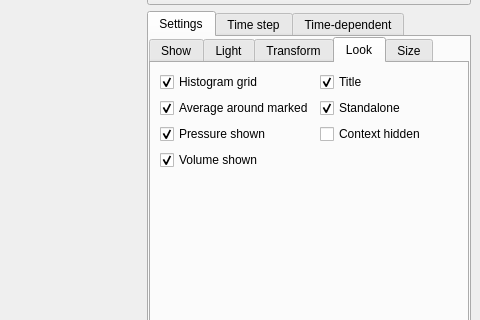
Before: the Qt Designer form MainWindow.ui in danlipsa/foamvis, drawn with Qt 5; both pictures show x 563 to 1043 and y 125 to 445 of the 1043 by 596 pixel window.
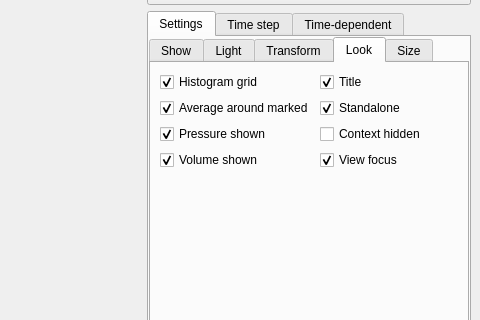
After: the same form once the commit is applied. The open tabs and pages were chosen to show the change. Custom widgets are drawn as their Qt base class.

Patch:
```diff
--- a/MainWindow.ui
+++ b/MainWindow.ui
@@ -1427,6 +1427,16 @@
                  </property>
                 </widget>
                </item>
+               <item row="3" column="1">
+                <widget class="QCheckBox" name="checkBoxViewFocusShown">
+                 <property name="text">
+                  <string>View focus</string>
+                 </property>
+                 <property name="checked">
+                  <bool>true</bool>
+                 </property>
+                </widget>
+               </item>
               </layout>
              </widget>
              <widget class="QWidget" name="tabSize">
```
Left out of the diff: 62 changed lines with no effect on the pictures.
